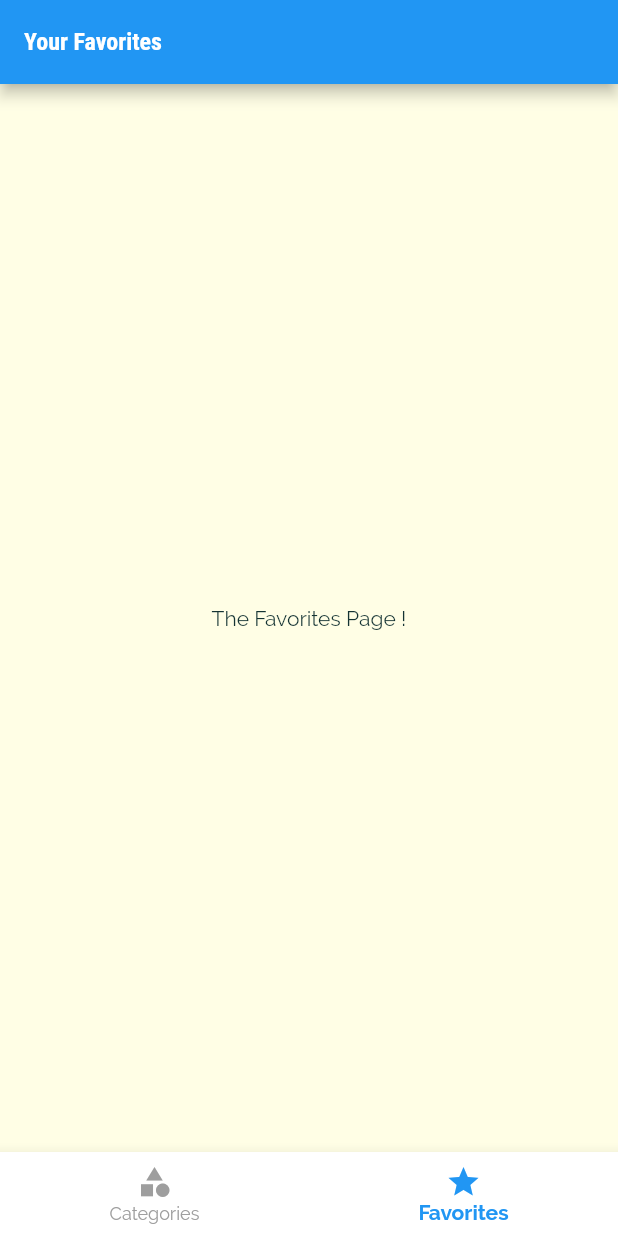
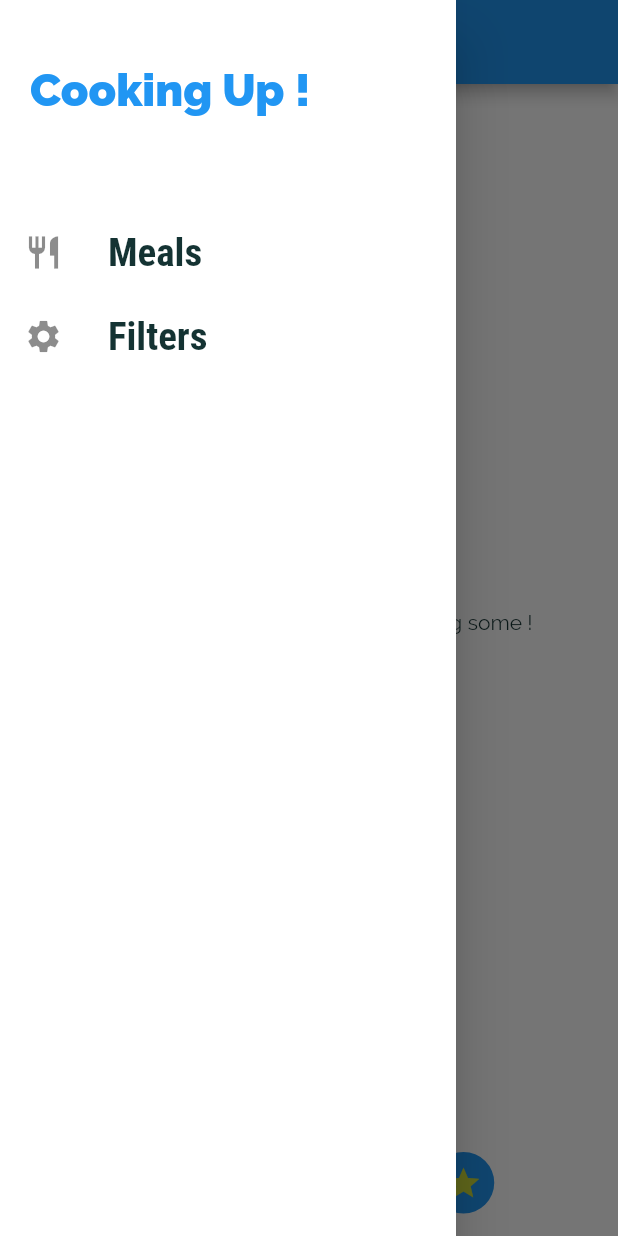
Before and after one commit to vivek11416/AndroidStudioProjects, a Flutter app: the screen it shows after launch, item 2 of the bottom bar chosen, with the side drawer open (before the commit the screen has no drawer), on a phone screen of 412 x 824 dp. Run offline on Flutter 3.47's test engine with Material 2 defaults, Android fonts, the light colour scheme and no system bars; drawn by our look-alikes of curved_navigation_bar.

Commit message:
code update

```diff
--- a/flutter/projects/meals_navigation_app/lib/main.dart
+++ b/flutter/projects/meals_navigation_app/lib/main.dart
@@ -1,13 +1,78 @@
+// ignore_for_file: missing_return
+
 import 'package:flutter/material.dart';
-import 'package:flutter_complete_guide/screens/meal_detail_screen.dart';
+import 'package:flutter_complete_guide/dummy_data.dart';
 
-import './screens/categories_screen.dart';
-import 'screens/cetegory_meals_screen.dart';
+import './screens/filters_screen.dart';
+import './screens/meal_detail_screen.dart';
+import './screens/cetegory_meals_screen.dart';
 import './screens/tabs_screen.dart';
+import './dummy_data.dart';
+import './models/meal.dart';
 
 void main() => runApp(MyApp());
 
-class MyApp extends StatelessWidget {
+class MyApp extends StatefulWidget {
+  @override
+  _MyAppState createState() => _MyAppState();
+}
+
+class _MyAppState extends State<MyApp> {
+  Map<String, bool> _filters = {
+    "gluten": false,
+    "lactose": false,
+    "vegan": false,
+    "vegetarian": false,
+  };
+
+  List<Meal> _availableMeals = DUMMY_MEALS;
+  List<Meal> _favMeals = [];
+
+  void _setFilters(Map<String, bool> filterData) {
+    setState(() {
+      _filters = filterData;
+      _availableMeals = DUMMY_MEALS.where((Meal) {
+        if (_filters['gluten'] && Meal.isGlutenFree) {
+          return false;
+        }
+        if (_filters['lactose'] && !Meal.isLactoseFree) {
+          return false;
+        }
+        if (_filters['vegan'] && !Meal.isVegan) {
+          return false;
+        }
+        if (_filters['vegetarian'] && !Meal.isVegetarian) {
+          return false;
+        }
+        return true;
+      }).toList();
+    });
+  }
+
+  void _favMealToggle(String mealId) {
+    final existingIndex = _favMeals.indexWhere((meal) => meal.id == mealId);
+
+    if (existingIndex >= 0) {
+      setState(
+        () {
+          _favMeals.removeAt(existingIndex);
+        },
+      );
+    } else {
+      setState(
+        () {
+          _favMeals.add(
+            DUMMY_MEALS.firstWhere((meal) => meal.id == mealId),
+          );
+        },
+      );
+    }
+  }
+
+  bool _isFavMeal(String id) {
+    return _favMeals.any((meal) => meal.id == id);
+  }
+
   @override
   Widget build(BuildContext context) {
     return MaterialApp(
@@ -33,9 +98,12 @@ class MyApp extends StatelessWidget {
       //home: CategoriesScreen(),
       initialRoute: '/',
       routes: {
-        '/': (ctx) => TabsScreen(),
-        CategryMealsScreen.routeName: (ctx) => CategryMealsScreen(),
-        MealDetailScreen.routeName: (ctx) => MealDetailScreen(),
+        '/': (ctx) => TabsScreen(_favMeals),
+        CategryMealsScreen.routeName: (ctx) =>
+            CategryMealsScreen(_availableMeals),
+        MealDetailScreen.routeName: (ctx) =>
+            MealDetailScreen(_favMealToggle, _isFavMeal),
+        FiltersScreen.routeName: (ctx) => FiltersScreen(_filters, _setFilters),
       },
     );
   }
--- a/flutter/projects/meals_navigation_app/lib/screens/favourites_screen.dart
+++ b/flutter/projects/meals_navigation_app/lib/screens/favourites_screen.dart
@@ -1,10 +1,36 @@
 import 'package:flutter/material.dart';
+import '../models/meal.dart';
+import './tabs_screen.dart';
+import '../widgets/meal_item.dart';
 
 class FavoritesScreen extends StatelessWidget {
+  final List<Meal> _favMeals;
+
+  FavoritesScreen(this._favMeals);
+
   @override
   Widget build(BuildContext context) {
-    return Center(
-      child: Text('The Favorites Page !'),
-    );
+    if (_favMeals.isEmpty) {
+      return Scaffold(
+        backgroundColor: Colors.white,
+        body: Center(
+          child: Text('You have no favorites yet - start adding some !'),
+        ),
+      );
+    } else {
+      return ListView.builder(
+        itemBuilder: (ctx, index) {
+          return MealItem(
+            id: _favMeals[index].id,
+            title: _favMeals[index].title,
+            imageUrl: _favMeals[index].imageUrl,
+            duration: _favMeals[index].duration,
+            complexity: _favMeals[index].complexity,
+            affordability: _favMeals[index].affordability,
+          );
+        },
+        itemCount: _favMeals.length,
+      );
+    }
   }
 }
--- a/flutter/projects/meals_navigation_app/lib/screens/tabs_screen.dart
+++ b/flutter/projects/meals_navigation_app/lib/screens/tabs_screen.dart
@@ -1,25 +1,35 @@
 import 'package:flutter/material.dart';
+import 'package:flutter_complete_guide/widgets/main_drawer.dart';
+import 'package:curved_navigation_bar/curved_navigation_bar.dart';
 import './categories_screen.dart';
 import './favourites_screen.dart';
+import '../models/meal.dart';
 
 class TabsScreen extends StatefulWidget {
+  final List<Meal> favMeal;
+
+  TabsScreen(this.favMeal);
+
   @override
   _TabsScreenState createState() => _TabsScreenState();
 }
 
 class _TabsScreenState extends State<TabsScreen> {
-  List<Map<String, Object>> _pages = [
+  List<Map<String, Object>> _pages;
+  int _selectedPageIndex = 0;
+  void initState() {
+    _pages = [
       {
         'page': CategoriesScreen(),
         'title': 'Categories',
       },
       {
-      'page': FavoritesScreen(),
+        'page': FavoritesScreen(widget.favMeal),
         'title': 'Your Favorites',
       },
     ];
-
-  int _selectedPageIndex = 0;
+    super.initState();
+  }
 
   void _selectPage(int index) {
     setState(() {
@@ -30,34 +40,36 @@ class _TabsScreenState extends State<TabsScreen> {
   @override
   Widget build(BuildContext context) {
     return Scaffold(
+      drawer: MainDrawer(),
       appBar: AppBar(
         title: Text(
           _pages[_selectedPageIndex]['title'] as String,
         ),
       ),
       body: _pages[_selectedPageIndex]['page'],
-      bottomNavigationBar: BottomNavigationBar(
-        onTap: _selectPage,
+      bottomNavigationBar: CurvedNavigationBar(
+        height: 50,
         backgroundColor: Colors.white,
-        selectedLabelStyle: TextStyle(fontWeight: FontWeight.bold),
-        unselectedItemColor: Colors.grey,
-        selectedItemColor: Colors.blue,
-        currentIndex: _selectedPageIndex,
-        type: BottomNavigationBarType.fixed,
-        items: [
-          BottomNavigationBarItem(
-            backgroundColor: Colors.white,
-            icon: Icon(Icons.category),
-            label: 'Categories',
+        buttonBackgroundColor: Theme.of(context).primaryColor,
+        animationCurve: Curves.ease,
+        items: <Widget>[
+          Icon(
+            Icons.category,
+            size: 25,
+            color: Colors.lime,
           ),
-          BottomNavigationBarItem(
-            backgroundColor: Colors.white,
-            icon: Icon(Icons.star),
-            label: 'Favorites',
-            // title: Text('Favorites'),
+          Icon(
+            Icons.star,
+            size: 25,
+            color: Colors.lime,
           ),
         ],
+        onTap: (index) {
+          //Handle button tap
+          _selectPage(index);
+        },
       ),
+      //body: Container(color: Colors.blueAccent),
     );
   }
 }
--- /dev/null
+++ b/flutter/projects/meals_navigation_app/lib/widgets/main_drawer.dart
@@ -0,0 +1,66 @@
+import 'package:flutter/material.dart';
+import '../screens/filters_screen.dart';
+
+class MainDrawer extends StatelessWidget {
+  Widget buildListTile(IconData icon, String titleText, Function tapHandler) {
+    return ListTile(
+      leading: Icon(
+        icon,
+        size: 26,
+      ),
+      title: Text(
+        titleText,
+        style: TextStyle(
+          fontFamily: 'RobotoCondensed',
+          fontSize: 26,
+          fontWeight: FontWeight.bold,
+        ),
+      ),
+      onTap: tapHandler,
+    );
+  }
+
+  @override
+  Widget build(BuildContext context) {
+    return Drawer(
+      backgroundColor: Colors.white,
+      child: Column(
+        children: <Widget>[
+          Container(
+            height: 120,
+            width: double.infinity,
+            padding: EdgeInsets.all(20),
+            alignment: Alignment.centerLeft,
+            color: Colors.white,
+            child: Text(
+              'Cooking Up !',
+              style: TextStyle(
+                fontWeight: FontWeight.w900,
+                fontSize: 30,
+                color: Theme.of(context).primaryColor,
+              ),
+            ),
+          ),
+          SizedBox(
+            height: 20,
+          ),
+          buildListTile(
+            Icons.restaurant,
+            'Meals',
+            () {
+              Navigator.of(context).pushReplacementNamed('/');
+            },
+          ),
+          buildListTile(
+            Icons.settings,
+            'Filters',
+            () {
+              Navigator.of(context)
+                  .pushReplacementNamed(FiltersScreen.routeName);
+            },
+          ),
+        ],
+      ),
+    );
+  }
+}
--- a/flutter/projects/meals_navigation_app/pubspec.yaml
+++ b/flutter/projects/meals_navigation_app/pubspec.yaml
@@ -21,6 +21,7 @@ environment:
   sdk: ">=2.11.0 <3.0.0"
 
 dependencies:
+
   flutter:
     sdk: flutter
 
@@ -28,6 +29,7 @@ dependencies:
   # The following adds the Cupertino Icons font to your application.
   # Use with the CupertinoIcons class for iOS style icons.
   cupertino_icons: ^1.0.2
+  curved_navigation_bar: ^1.0.3
 
 dev_dependencies:
   flutter_test:
```
Also changed, not shown: flutter/projects/meals_navigation_app/lib/screens/cetegory_meals_screen.dart (+49 -18 lines), flutter/projects/meals_navigation_app/lib/screens/filters_screen.dart (added, +120 -0 lines), flutter/projects/meals_navigation_app/lib/screens/meal_detail_screen.dart (+36 -35 lines), flutter/projects/meals_navigation_app/lib/widgets/meal_item.dart (+10 -1 lines), flutter/projects/meals_navigation_app/pubspec.lock. Lines whose indentation alone changed are shown as unchanged.
